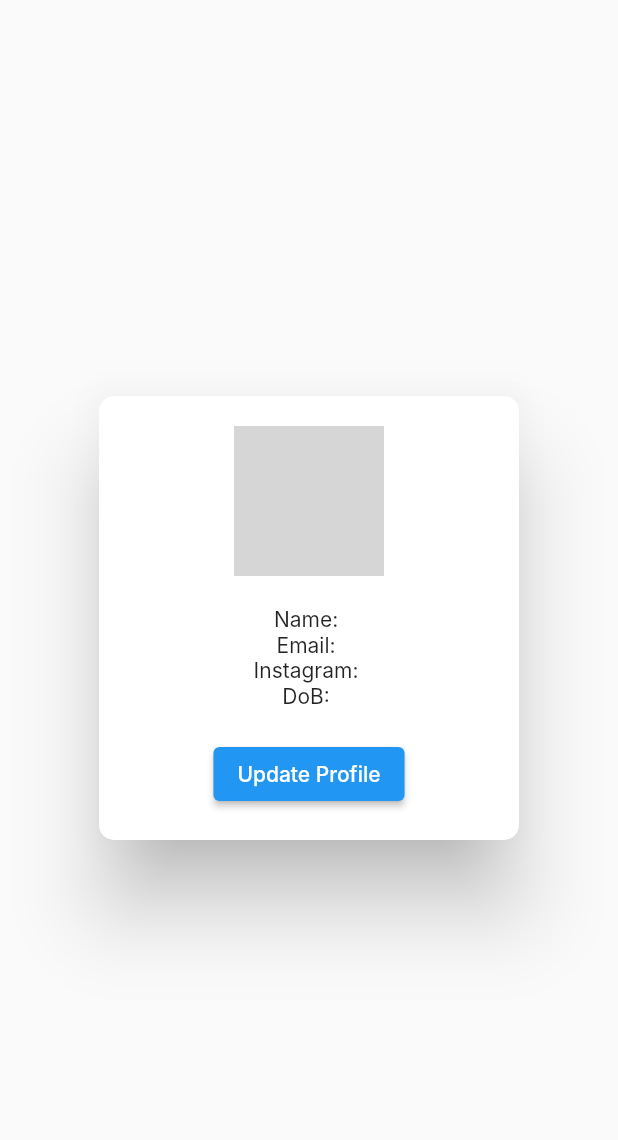
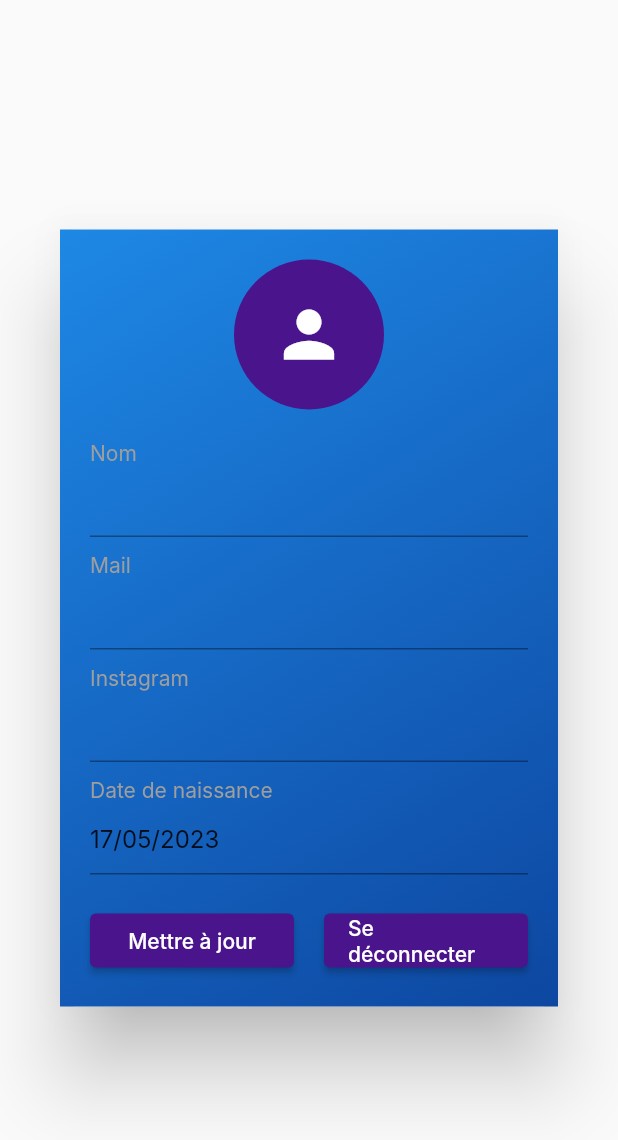
Before and after one commit to JohanTorosjan/projet_indus_frontend, a Flutter app: the ProfileView widget shown alone on an empty page, opened directly with empty values, on a phone screen of 412 x 824 dp. Shown: the top 1140 px of the screen. Run offline on Flutter 3.47's test engine with Material 2 defaults, Android fonts, the phone set to English and light mode, and no system bars; our stand-ins replace firebase_auth, firebase_core; missing offline and left inert: animated_size_and_fade, day_night_time_picker, swipeable_card_stack; accounts and stored records are empty; network calls fail; Roboto replaces fonts that are missing (Inter); grey boxes are pictures that could not be loaded.

Commit message:
update profile view

```diff
--- a/lib/models/client.dart
+++ b/lib/models/client.dart
@@ -1,7 +1,3 @@
-import 'dart:ffi';
-
-import 'package:flutter/cupertino.dart';
-
 class Client {
   final int? id;
   final String? firebase_id;
--- a/lib/views/profile/profile_view.dart
+++ b/lib/views/profile/profile_view.dart
@@ -2,6 +2,7 @@ import 'package:flutter/material.dart';
 import 'package:intl/intl.dart';
 
 import '../../models/client.dart';
+// import 'package:cloud_firestore/cloud_firestore.dart';
 
 class ProfileView extends StatefulWidget {
   final Client client;
@@ -33,6 +34,9 @@ class ProfileViewState extends State<ProfileView> {
 
   Future<void> _selectDate(BuildContext context) async {
     final ThemeData theme = Theme.of(context);
+    final ScaffoldMessengerState scaffoldMessenger =
+        ScaffoldMessenger.of(context);
+
     final DateTime? picked = await showDatePicker(
       context: context,
       initialDate: DateTime.now(),
@@ -42,20 +46,22 @@ class ProfileViewState extends State<ProfileView> {
         return Theme(
           data: theme.copyWith(
             colorScheme: theme.colorScheme.copyWith(
-              primary: Colors.black,
+              primary:
+                  const Color.fromARGB(255, 0, 0, 0), // Changed primary color
             ),
           ),
           child: child!,
         );
       },
     );
+
     if (picked != null) {
       final age = _calculateAge(picked);
       if (age >= 18) {
         _dobController.text = DateFormat('dd/MM/yyyy').format(picked);
       } else {
-        ScaffoldMessenger.of(context).showSnackBar(
-          SnackBar(content: Text('Vous devez avoir au moins 18 ans')),
+        scaffoldMessenger.showSnackBar(
+          const SnackBar(content: Text('Vous devez avoir au moins 18 ans')),
         );
       }
     }
@@ -76,33 +82,156 @@ class ProfileViewState extends State<ProfileView> {
     return Dialog(
       shape: RoundedRectangleBorder(borderRadius: BorderRadius.circular(10.0)),
       child: Container(
+        decoration: BoxDecoration(
+          gradient: LinearGradient(
+            colors: [Colors.blue.shade600, Colors.blue.shade900],
+            begin: Alignment.topLeft,
+            end: Alignment.bottomRight,
+          ),
+        ),
         padding: const EdgeInsets.all(20.0),
+        child: Form(
+            key: _formKey,
             child: Column(
               mainAxisSize: MainAxisSize.min,
               children: [
-            const CircleAvatar(
+                CircleAvatar(
                   radius: 50.0,
-              backgroundImage: AssetImage('assets/profile_logo.png'),
+                  backgroundColor: Colors.purple.shade900,
+                  child: const Icon(
+                    Icons.person,
+                    size: 50.0,
+                    color: Colors.white,
+                  ),
                 ),
                 const SizedBox(height: 20.0),
-            Text('Name: ${client.name}'),
-            Text('Email: ${client.email}'),
-            Text('Instagram: ${client.instagram ?? "Not available"}'),
-            Text('DoB: ${client.dob}'),
+                _buildTextField(_nameController, 'Nom'),
+                const SizedBox(height: 10.0),
+                _buildTextField(_emailController, 'Mail'),
+                const SizedBox(height: 10.0),
+                _buildTextField(_instaController, 'Instagram'),
+                const SizedBox(height: 10.0),
+                _buildDateField(_dobController, 'Date de naissance'),
                 const SizedBox(height: 20.0),
-            ElevatedButton(
-              child: const Text('Update Profile'),
+                Row(
+                  mainAxisAlignment: MainAxisAlignment.spaceBetween,
+                  children: [
+                    Expanded(
+                      child: Padding(
+                        padding: const EdgeInsets.only(right: 10.0),
+                        child: ElevatedButton(
+                          style: ElevatedButton.styleFrom(
+                            backgroundColor: Colors.purple.shade900,
+                          ),
+                          child: const Text('Mettre à jour'),
                           onPressed: () {
-                Navigator.of(context).push(
-                  MaterialPageRoute(
-                    builder: (context) => UpdateProfileView(client: client),
+                            // TODO: Implement update profile functionality
+                          },
+                        ),
+                      ),
+                    ),
+                    Expanded(
+                      child: Padding(
+                        padding: const EdgeInsets.only(left: 10.0),
+                        child: ElevatedButton(
+                          style: ElevatedButton.styleFrom(
+                            backgroundColor: Colors.purple.shade900,
+                          ),
+                          child: const Text('Se déconnecter'),
+                          onPressed: () {
+                            // TODO: Implement logout functionality
+                          },
+                        ),
+                      ),
+                    ),
+                  ],
+                ),
+              ],
+            )),
       ),
     );
+  }
+
+  Widget _buildTextField(TextEditingController controller, String labelText,
+      {bool isOutlined = false}) {
+    return Column(
+      crossAxisAlignment: CrossAxisAlignment.start,
+      children: [
+        Text(labelText, style: const TextStyle(color: Colors.grey)),
+        TextFormField(
+          controller: controller,
+          decoration: isOutlined
+              ? InputDecoration(
+                  labelText: labelText,
+                  labelStyle: const TextStyle(color: Colors.white),
+                  enabledBorder: const OutlineInputBorder(
+                    borderSide: BorderSide(color: Colors.white),
+                  ),
+                  focusedBorder: OutlineInputBorder(
+                    borderSide: BorderSide(color: Colors.purple.shade900),
+                  ),
+                )
+              : null,
+          validator: (value) {
+            if (value == null || value.trim().isEmpty) {
+              return '$labelText ne peut pas être vide';
+            }
+            return null;
           },
         ),
       ],
+    );
+  }
+
+  Widget _buildDateField(TextEditingController controller, String label) {
+    return Column(
+      crossAxisAlignment: CrossAxisAlignment.start,
+      children: [
+        Text(label, style: const TextStyle(color: Colors.grey)),
+        GestureDetector(
+          onTap: () => _selectDate(context),
+          child: AbsorbPointer(
+            child: TextFormField(
+              controller: controller,
+              readOnly: true,
+              validator: (value) {
+                if (value == null || value.trim().isEmpty) {
+                  return '$label ne peut pas être vide';
+                }
+                return null;
+              },
             ),
           ),
+        ),
+      ],
     );
   }
+
+  void _saveProfile() {
+    /*if (_formKey.currentState!.validate()) {
+      // Create a new Client instance with updated data
+      Client updatedClient = Client(
+        id: widget.client.id,
+        firebase_id: widget.client.firebase_id,
+        name: _nameController.text,
+        email: _emailController.text,
+        instagram: _instaController.text,
+        dob: DateFormat('dd/MM/yyyy').parse(_dobController.text),
+        has_active_session: widget.client.has_active_session,
+        answered_questions: widget.client.answered_questions,
+      );
+
+      // Update the Firebase document
+      FirebaseFirestore.instance
+          .collection('clients')
+          .doc(widget.client.firebase_id)
+          .set(updatedClient.toJson())
+          .then((_) {
+        Navigator.of(context).pop();
+      }).catchError((error) {
+        // Handle any errors here.
+        print("Failed to update client: $error");
+      });
+    }*/
   }
+}
```
Lines whose indentation alone changed are shown as unchanged.
